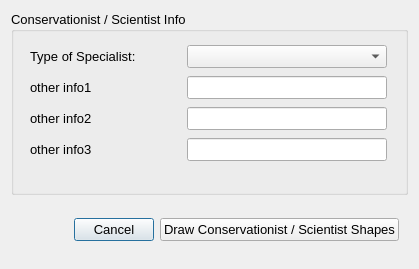
The window that cobi_loreto/Interview/consscience.ui (Ecotrust/openoceanmap-desktop) describes before a commit, drawn with Qt 5.
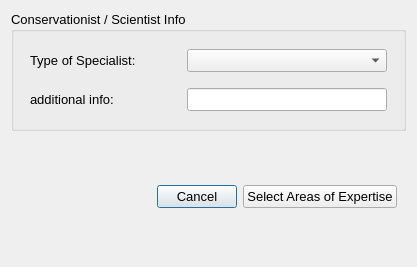
The same window after the commit.

```diff
--- a/cobi_loreto/Interview/consscience.ui
+++ b/cobi_loreto/Interview/consscience.ui
@@ -6,8 +6,8 @@
    <rect>
     <x>0</x>
     <y>0</y>
-    <width>419</width>
-    <height>269</height>
+    <width>417</width>
+    <height>267</height>
    </rect>
   </property>
   <property name="windowTitle" >
@@ -163,7 +163,7 @@
               </font>
              </property>
              <property name="text" >
-              <string>other info1</string>
+              <string>additional info:</string>
              </property>
             </widget>
            </item>
@@ -200,170 +200,6 @@
           </layout>
          </widget>
         </item>
-        <item>
-         <widget class="QWidget" native="1" name="vessel_length_2" >
-          <property name="font" >
-           <font>
-            <pointsize>10</pointsize>
-           </font>
-          </property>
-          <layout class="QHBoxLayout" >
-           <property name="spacing" >
-            <number>4</number>
-           </property>
-           <property name="leftMargin" >
-            <number>4</number>
-           </property>
-           <property name="topMargin" >
-            <number>4</number>
-           </property>
-           <property name="rightMargin" >
-            <number>4</number>
-           </property>
-           <property name="bottomMargin" >
-            <number>4</number>
-           </property>
-           <item>
-            <widget class="QLabel" name="vessel_motor_text" >
-             <property name="minimumSize" >
-              <size>
-               <width>150</width>
-               <height>0</height>
-              </size>
-             </property>
-             <property name="maximumSize" >
-              <size>
-               <width>150</width>
-               <height>16777215</height>
-              </size>
-             </property>
-             <property name="font" >
-              <font>
-               <pointsize>10</pointsize>
-              </font>
-             </property>
-             <property name="text" >
-              <string>other info2</string>
-             </property>
-            </widget>
-           </item>
-           <item>
-            <widget class="QLineEdit" name="vessel_motor_line" >
-             <property name="enabled" >
-              <bool>true</bool>
-             </property>
-             <property name="minimumSize" >
-              <size>
-               <width>200</width>
-               <height>0</height>
-              </size>
-             </property>
-             <property name="maximumSize" >
-              <size>
-               <width>200</width>
-               <height>16777215</height>
-              </size>
-             </property>
-             <property name="font" >
-              <font>
-               <pointsize>10</pointsize>
-              </font>
-             </property>
-             <property name="text" >
-              <string/>
-             </property>
-            </widget>
-           </item>
-          </layout>
-         </widget>
-        </item>
-        <item>
-         <widget class="QWidget" native="1" name="vessel_length_3" >
-          <property name="font" >
-           <font>
-            <pointsize>10</pointsize>
-           </font>
-          </property>
-          <layout class="QHBoxLayout" >
-           <property name="spacing" >
-            <number>4</number>
-           </property>
-           <property name="leftMargin" >
-            <number>4</number>
-           </property>
-           <property name="topMargin" >
-            <number>4</number>
-           </property>
-           <property name="rightMargin" >
-            <number>4</number>
-           </property>
-           <property name="bottomMargin" >
-            <number>4</number>
-           </property>
-           <item>
-            <widget class="QLabel" name="haul_capacity_text" >
-             <property name="minimumSize" >
-              <size>
-               <width>150</width>
-               <height>0</height>
-              </size>
-             </property>
-             <property name="maximumSize" >
-              <size>
-               <width>150</width>
-               <height>16777215</height>
-              </size>
-             </property>
-             <property name="font" >
-              <font>
-               <pointsize>10</pointsize>
-              </font>
-             </property>
-             <property name="text" >
-              <string>other info3</string>
-             </property>
-            </widget>
-           </item>
-           <item>
-            <widget class="QLineEdit" name="haul_capacity_line" >
-             <property name="enabled" >
-              <bool>true</bool>
-             </property>
-             <property name="minimumSize" >
-              <size>
-               <width>200</width>
-               <height>0</height>
-              </size>
-             </property>
-             <property name="maximumSize" >
-              <size>
-               <width>200</width>
-               <height>16777215</height>
-              </size>
-             </property>
-             <property name="font" >
-              <font>
-               <pointsize>10</pointsize>
-              </font>
-             </property>
-             <property name="text" >
-              <string/>
-             </property>
-            </widget>
-           </item>
-          </layout>
-         </widget>
-        </item>
-        <item>
-         <widget class="QWidget" native="1" name="home_port_4" >
-          <property name="font" >
-           <font>
-            <pointsize>10</pointsize>
-           </font>
-          </property>
-          <layout class="QVBoxLayout" />
-         </widget>
-        </item>
        </layout>
       </widget>
      </item>
@@ -405,7 +241,7 @@
          </font>
         </property>
         <property name="text" >
-         <string>Draw Conservationist / Scientist Shapes</string>
+         <string>Select Areas of Expertise</string>
         </property>
        </widget>
       </item>
```
Left out of the diff: 4 changed lines with no effect on the pictures.
